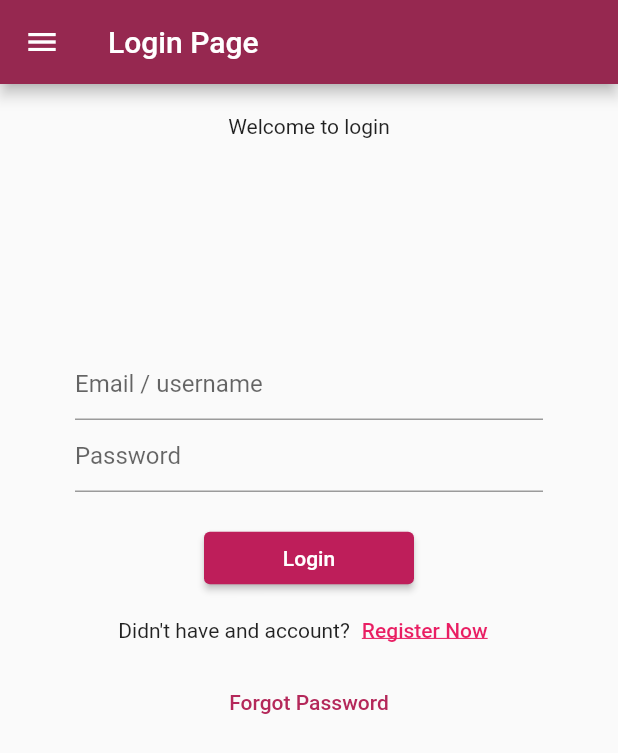
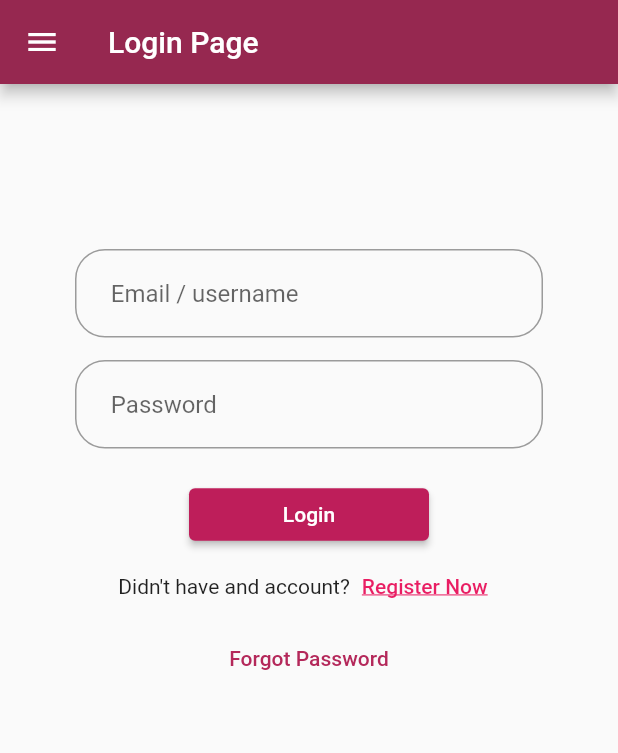
Before and after one commit to walidwazini/Flutter-ChatApp-2, a Flutter app: the screen it shows after launch, on a phone screen of 412 x 824 dp. Shown: the top 753 px of the screen. Run offline on Flutter 3.47's test engine with Material 2 defaults, Android fonts, the phone set to English and light mode, and no system bars.

Commit message:
2nd commit

```diff
--- a/lib/main.dart
+++ b/lib/main.dart
@@ -1,4 +1,5 @@
 import 'package:chat_app_2/widgets/login.dart';
+import 'package:chat_app_2/widgets/register.dart';
 import 'package:flutter/material.dart';
 import 'package:chat_app_2/widgets/login.dart';
 
@@ -17,6 +18,7 @@ class MyApp extends StatelessWidget {
       home: LoginPage(),
       routes: {
         'Login' : (context) => LoginPage(),
+        'Register' : (context) => RegisterPage(),
       },
     );
   }
--- a/lib/widgets/login.dart
+++ b/lib/widgets/login.dart
@@ -1,4 +1,5 @@
 import 'package:flutter/material.dart';
+import 'dart:ui';
 
 var color1 = Color.fromRGBO(190, 30, 90, 1);
 
@@ -12,30 +13,39 @@ class LoginPage extends StatelessWidget {
         backgroundColor: Color.fromRGBO(150, 40, 80, 1),
       ),
       body: Padding(
-        padding: const EdgeInsets.fromLTRB(50, 20, 50, 10),
+        padding: const EdgeInsets.fromLTRB(50,110,50,10),
         child: Center(
           child: Column(
             children: [
-              Text('Welcome to login'),
-              SizedBox(height: 140,),
               TextField(
-                decoration: InputDecoration(hintText: 'Email / username'),
+                decoration: InputDecoration(
+                  border: OutlineInputBorder(
+                      borderRadius: BorderRadius.circular(20.0),
+                      borderSide:BorderSide(color: color1) ),
+                    hintText: '   Email / username',
+                ),
               ),
+              SizedBox(height: 15,),
               TextField(
-                decoration: InputDecoration(hintText: 'Password'),
+                decoration: InputDecoration(
+                    border: OutlineInputBorder(borderRadius: BorderRadius.circular(20.0)),
+                    hintText: '   Password'),
+                obscureText: true,
               ),
               SizedBox(height: 20,),
               ElevatedButton(onPressed: (){}, child: Text('Login'),
                 style: ElevatedButton.styleFrom(
                     primary: color1,
-                  minimumSize: Size(140.0,35.0),
+                  minimumSize: Size(160.0,35.0),
                 ),),
               Row(
                 mainAxisAlignment: MainAxisAlignment.center,
                 children: [
                   Text('Didn\'t have and account?'),
                   TextButton(
-                    onPressed: () {},
+                    onPressed: () {
+                      Navigator.pushNamed(context, 'Register');
+                    },
                     child: Text('Register Now',
                       style: TextStyle(decoration: TextDecoration.underline, color: Colors.pink),),
                   )
```
Also changed, not shown: lib/widgets/chat_detail.dart (added, +22 -0 lines), lib/widgets/chat_list.dart (added, +29 -0 lines), lib/widgets/forgot_password.dart (+16 -0 lines), lib/widgets/register.dart (+55 -2 lines).
